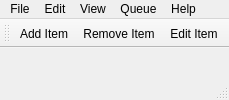
Before: the Qt Designer form mainwindow.ui in chrismanning/ddvs, drawn with Qt 5.
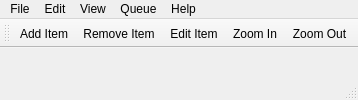
After: the same form once the commit is applied. Icons and pictures are not drawn.

Diff of the .ui file:
```diff
--- a/mainwindow.ui
+++ b/mainwindow.ui
@@ -30,8 +30,8 @@
     <rect>
      <x>0</x>
      <y>0</y>
-     <width>98</width>
-     <height>22</height>
+     <width>220</width>
+     <height>19</height>
     </rect>
    </property>
    <widget class="QMenu" name="menuFile">
@@ -96,6 +96,8 @@
    <addaction name="actionAdd_Item"/>
    <addaction name="actionRemove_Item"/>
    <addaction name="actionEdit_Item"/>
+   <addaction name="actionZoom_In"/>
+   <addaction name="actionZoom_Out"/>
   </widget>
   <widget class="QStatusBar" name="statusBar"/>
   <action name="actionOpen">
@@ -264,6 +266,30 @@
     <string>Remove</string>
    </property>
   </action>
+  <action name="actionZoom_In">
+   <property name="icon">
+    <iconset resource="icons.qrc">
+     <normaloff>:/16x16/icons/16x16/zoom-in.png</normaloff>:/16x16/icons/16x16/zoom-in.png</iconset>
+   </property>
+   <property name="text">
+    <string>Zoom In</string>
+   </property>
+   <property name="toolTip">
+    <string>Zoom In</string>
+   </property>
+  </action>
+  <action name="actionZoom_Out">
+   <property name="icon">
+    <iconset resource="icons.qrc">
+     <normaloff>:/16x16/icons/16x16/zoom-out.png</normaloff>:/16x16/icons/16x16/zoom-out.png</iconset>
+   </property>
+   <property name="text">
+    <string>Zoom Out</string>
+   </property>
+   <property name="toolTip">
+    <string>Zoom Out</string>
+   </property>
+  </action>
  </widget>
  <layoutdefault spacing="6" margin="11"/>
  <resources>
```
